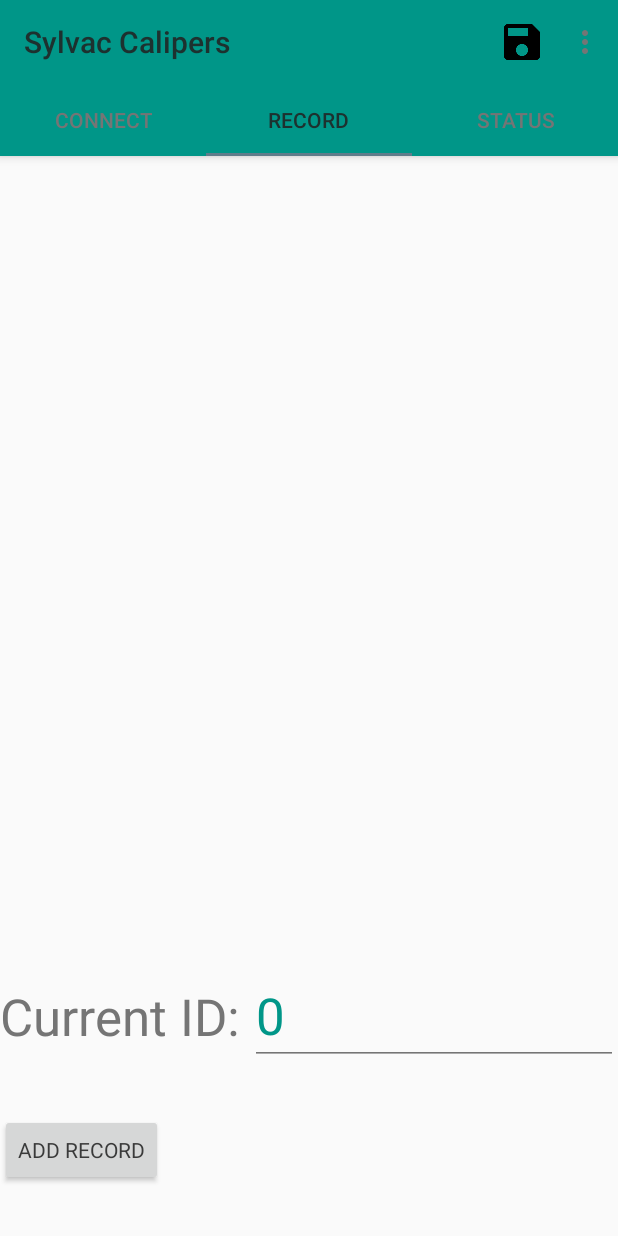
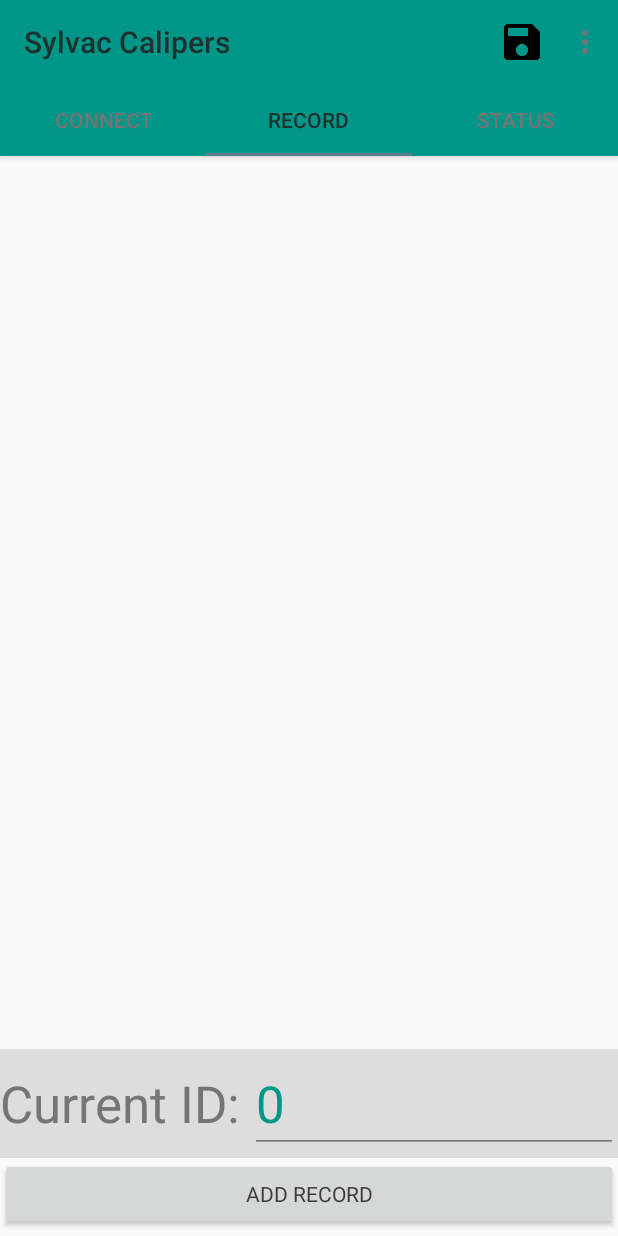
Before and after one commit to patricksnelgar/SylvacMeasurements, an Android app: the screen it shows after launch (MainActivity), tab 2 chosen, on a phone screen of 412 x 824 dp. Run offline under Robolectric (Android 15) with nearby library versions, the phone set to English and light mode, and no system bars.

Commit message:
Finished saving of data to internal directory with user supplied filename. - had to fix method of writing to file so that newlines could be used. - also has a check to see if the save was sucessful and displays a brief message of the result. Re-organized the order in which value are incremented after a measurement is received (DataReceiver) so now a record is completed and written to the list when the final value is received rather than being when the next value is received. Pushed record ID to be stored in the preferences so it is now persistent after the record fragment looses focus (ie. starting the settings activity) Implemented the clearing of all stored records. Added handling of multi-line records for output

```diff
--- a/app/src/main/java/com/patrick/Sylvac_Calipers/MainActivity.java
+++ b/app/src/main/java/com/patrick/Sylvac_Calipers/MainActivity.java
@@ -5,6 +5,7 @@ import android.app.AlertDialog;
 import android.bluetooth.BluetoothAdapter;
 import android.content.DialogInterface;
 import android.content.Intent;
+import android.content.SharedPreferences;
 import android.content.pm.PackageManager;
 import android.os.Bundle;
 import android.preference.PreferenceManager;
@@ -27,6 +28,7 @@ public class MainActivity extends AppCompatActivity {
     public static final String PREFERENCE_EDITING_ENABLED = "editing_enabled";
     public static final String PREFERENCE_BEEP_ON_RECEIVE = "beep_on_receive";
     public static final String PREFERENCE_ONLY_SYLVAC = "sylvac_devices";
+    public static final String PREFERENCE_CURRENT_ID = "current_ID";
     public static final int DEFAULT_PREF_VALUES_PER_ENTRY = 3;
 
     private static final int REQUEST_ENABLE_BT = 1;
@@ -34,6 +36,7 @@ public class MainActivity extends AppCompatActivity {
     private ViewPager mPager;
     private Toolbar mToolbar;
     private TabLayout mTabLayout;
+    private SharedPreferences mPrefs;
 
     /**
      * Called when the activity is first created.
@@ -44,6 +47,9 @@ public class MainActivity extends AppCompatActivity {
         setContentView(R.layout.framework);
 
         PreferenceManager.setDefaultValues(this, R.xml.preferences, false);
+        mPrefs = PreferenceManager.getDefaultSharedPreferences(this);
+        mPrefs.edit().putInt(PREFERENCE_CURRENT_ID, 0).commit();
+
 
         mToolbar = (Toolbar) findViewById(R.id.toolbar);
         setSupportActionBar(mToolbar);
@@ -101,10 +107,16 @@ public class MainActivity extends AppCompatActivity {
                 return true;
             case R.id.action_bluetooth_settings:
                 startActivity(new Intent().setAction(Settings.ACTION_BLUETOOTH_SETTINGS));
+                return true;
             case R.id.action_bluetooth:
                 startActivityForResult(new Intent(BluetoothAdapter.ACTION_REQUEST_ENABLE), REQUEST_ENABLE_BT);
+                return true;
             case R.id.action_save:
-                LocalBroadcastManager.getInstance(this).sendBroadcast(new Intent("SAVE_DATA"));
+                LocalBroadcastManager.getInstance(this).sendBroadcast(new Intent(RecordFragment.SAVE_DATA));
+                return true;
+            case R.id.action_clear_data:
+                LocalBroadcastManager.getInstance(this).sendBroadcast(new Intent(RecordFragment.CLEAR_DATA));
+                return true;
             default:
                 return super.onOptionsItemSelected(mItem);
         }
--- a/app/src/main/java/com/patrick/Sylvac_Calipers/RecordAdapter.java
+++ b/app/src/main/java/com/patrick/Sylvac_Calipers/RecordAdapter.java
@@ -18,17 +18,13 @@ import java.util.List;
 public class RecordAdapter extends ArrayAdapter<Record> {
 
     private static final String TAG = RecordAdapter.class.getSimpleName();
-    private int numDataPoints = -1;
-    private SharedPreferences mPrefs;
 
     public RecordAdapter(Context context, int resourceID, List<Record> records){
         super(context, resourceID, records);
-        mPrefs = PreferenceManager.getDefaultSharedPreferences(context);
     }
 
     public View getView(int position, View convertView, ViewGroup parent){
         Record _single = getItem(position);
-        //Log.i(TAG, "building view for position:"+position);
 
         if(convertView == null) convertView = LayoutInflater.from(getContext()).inflate(R.layout.single_record, parent, false);
 
--- a/app/src/main/java/com/patrick/Sylvac_Calipers/RecordFragment.java
+++ b/app/src/main/java/com/patrick/Sylvac_Calipers/RecordFragment.java
@@ -29,6 +29,8 @@ import java.util.List;
 public class RecordFragment extends Fragment {
 
     public static final String MEASUREMENT_RECEIVED = "MEASUREMENT_RECEIVED";
+    public static final String SAVE_DATA = "SAVE_DATA";
+    public static final String CLEAR_DATA = "CLEAR_DATA";
 
     private static final String TAG = RecordFragment.class.getSimpleName();
     private EditText mRecordId;
@@ -59,19 +61,20 @@ public class RecordFragment extends Fragment {
         mRecordId.setOnEditorActionListener(new TextView.OnEditorActionListener() {
             @Override
             public boolean onEditorAction(TextView v, int actionId, KeyEvent event) {
-                previousRecordID = currentRecordID;
+                previousRecordID = mPrefs.getInt(MainActivity.PREFERENCE_CURRENT_ID, 0);
                 if(actionId == EditorInfo.IME_ACTION_SEARCH ||
                         actionId == EditorInfo.IME_ACTION_DONE ||
                         event.getAction() == KeyEvent.ACTION_DOWN &&
                                 event.getKeyCode() == KeyEvent.KEYCODE_ENTER) {
                     try {
                         currentRecordID = Integer.parseInt(mRecordId.getText().toString());
+                        mPrefs.edit().putInt(MainActivity.PREFERENCE_CURRENT_ID, currentRecordID).commit();
                         Log.i(TAG, "User changed ID to: " + currentRecordID);
                         //mDataReceiver.setCurrentRecordID(currentRecordID);
                     } catch (Exception e){
                         currentRecordID = previousRecordID;
                         Log.e(TAG, "Error setting current record id with: " + mRecordId.getText().toString() + "resetting current ID to: " + currentRecordID);
-                        mRecordId.setText(String.format("%n"+currentRecordID).trim());
+                        mRecordId.setText(String.format("%n"+mPrefs.getInt(MainActivity.PREFERENCE_CURRENT_ID, 0)).trim());
                     }
                 }
                return false;
@@ -94,7 +97,6 @@ public class RecordFragment extends Fragment {
     @Override
     public void onStart() {
         super.onStart();
-        mRecordId.setText(String.valueOf(currentRecordID));
 
         if(mDataReceiver == null){
             mDataReceiver = new DataReceiver(mParentActivity);
@@ -103,10 +105,17 @@ public class RecordFragment extends Fragment {
         }
     }
 
+    @Override
+    public void onResume() {
+        super.onResume();
+        mRecordId.setText(String.valueOf(mPrefs.getInt(MainActivity.PREFERENCE_CURRENT_ID, 0)));
+    }
+
     private IntentFilter makeDataReceiverFilter(){
         IntentFilter mIfilter = new IntentFilter();
         mIfilter.addAction(MEASUREMENT_RECEIVED);
-        mIfilter.addAction("SAVE_DATA");
+        mIfilter.addAction(SAVE_DATA);
+        mIfilter.addAction(CLEAR_DATA);
         return mIfilter;
     }
 
--- a/app/src/main/res/layout/record_fragment.xml
+++ b/app/src/main/res/layout/record_fragment.xml
@@ -22,7 +22,7 @@
         android:contextClickable="false"
         android:focusable="true"
         android:focusableInTouchMode="true"
-        android:layout_weight="85"
+        android:layout_weight="90"
         android:choiceMode="singleChoice"
         android:stackFromBottom="true"
         android:longClickable="true" />
@@ -34,7 +34,8 @@
         android:id="@+id/layoutRecordIDSection"
         android:layout_weight="1"
         android:layout_margin="0dp"
-        android:padding="0dp">
+        android:padding="0dp"
+        android:background="#ddd">
 
         <TextView
             android:layout_width="wrap_content"
@@ -68,19 +69,8 @@
 
     </RelativeLayout>
 
-    <TextView
+    <Button
         android:layout_width="match_parent"
-        android:layout_height="wrap_content"
-        android:textAppearance="?android:attr/textAppearanceLarge"
-        android:id="@+id/textCurrentRecordData"
-        android:paddingStart="16dp"
-        android:paddingEnd="16dp"
-        android:password="false"
-        android:editable="false"
-        android:clickable="false" />
-
-    <Button
-        android:layout_width="wrap_content"
         android:layout_height="wrap_content"
         android:text="Add Record"
         android:id="@+id/buttonAdd" />
--- a/app/src/main/res/layout/single_record.xml
+++ b/app/src/main/res/layout/single_record.xml
@@ -33,6 +33,8 @@
         android:layout_centerVertical="true"
         android:layout_centerHorizontal="true"
         android:layout_marginLeft="72dp"
+        android:layout_marginTop="5dp"
+        android:layout_marginBottom="5dp"
         android:clickable="false"
         android:focusable="false"
         android:editable="false"
--- a/app/src/main/res/menu/menu.xml
+++ b/app/src/main/res/menu/menu.xml
@@ -17,6 +17,10 @@
         android:title="Bluetooth Devices"
         app:showAsAction="never"/>
     <item
+        android:id="@+id/action_clear_data"
+        android:title="Clear records"
+        app:showAsAction="never"/>
+    <item
         android:id="@+id/action_settings"
         android:title="@string/action_settings"
         app:showAsAction="never" />
--- a/app/src/main/res/values/strings.xml
+++ b/app/src/main/res/values/strings.xml
@@ -10,4 +10,5 @@
         App requires you to grant location permissions in order to scan for Bluetooth devices.
         Tap a device on the \'Connect\' screen to establish a connection.</string>
     <string name="null_value">.....</string>
+    <string name="save_data_message">Please set the filename you wish to save the data to</string>
 </resources>
```
Also changed, not shown: app/src/main/java/com/patrick/Sylvac_Calipers/DataReceiver.java (+48 -27 lines), app/src/main/java/com/patrick/Sylvac_Calipers/Record.java (+19 -5 lines), app/src/main/res/layout/save_data_layout.xml (+4 -3 lines), 20 other files.
